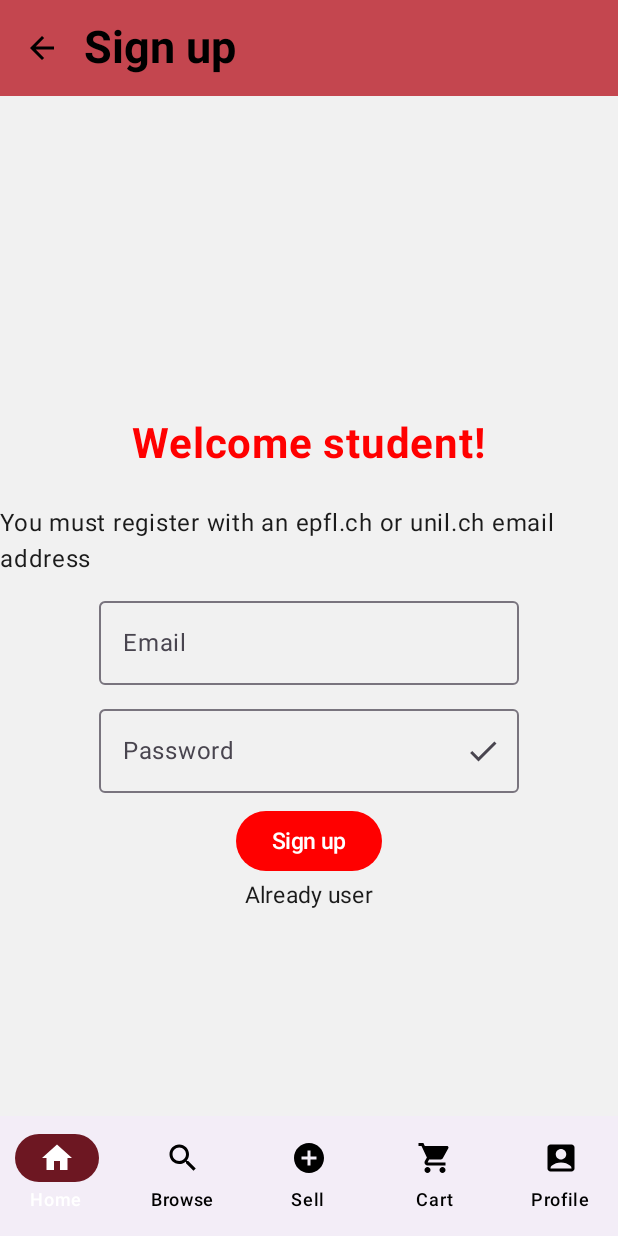
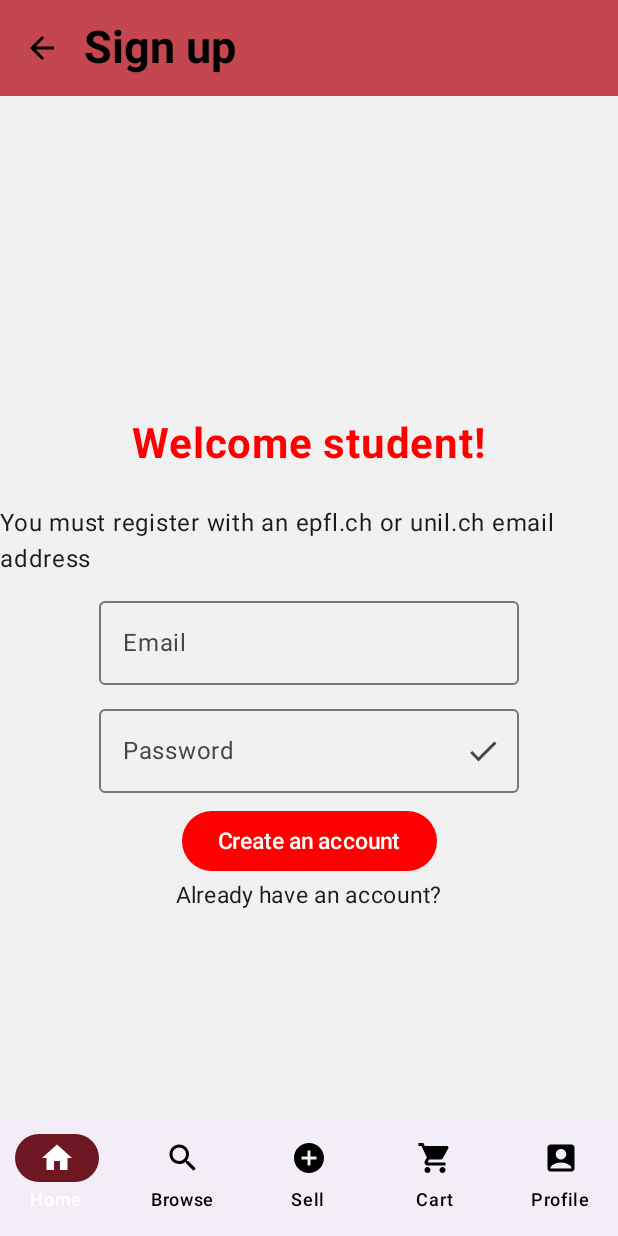
Before and after one commit to studhub-epfl/studhub-app, an Android app built with Jetpack Compose: the SignUpScreen screen opened through its navigation route, on a phone screen of 412 x 824 dp. Run offline under Robolectric (Android 15) with nearby library versions, the phone set to English and light mode, and no system bars; our stand-ins replace Dagger/Hilt's generated code, Firebase (no records; nobody signed in at launch, a user with empty details on screens opened directly).

Commit message:
Add string resources

```diff
--- a/app/src/main/java/com/studhub/app/presentation/auth/components/SignInContent.kt
+++ b/app/src/main/java/com/studhub/app/presentation/auth/components/SignInContent.kt
@@ -13,12 +13,16 @@ import androidx.compose.ui.Alignment
 import androidx.compose.ui.ExperimentalComposeUiApi
 import androidx.compose.ui.Modifier
 import androidx.compose.ui.platform.LocalSoftwareKeyboardController
+import androidx.compose.ui.res.stringResource
 import androidx.compose.ui.text.font.FontWeight
 import androidx.compose.ui.text.input.TextFieldValue
 import androidx.compose.ui.unit.dp
 import androidx.compose.ui.unit.sp
+import com.studhub.app.R
 import com.studhub.app.presentation.ui.common.input.EmailTextField
 import com.studhub.app.presentation.ui.common.input.PasswordTextField
+import com.studhub.app.presentation.ui.common.misc.Spacer
+import com.studhub.app.presentation.ui.common.text.BigLabel
 
 @Composable
 @ExperimentalComposeUiApi
@@ -43,8 +47,11 @@ fun SignInContent(
         verticalArrangement = Arrangement.Center,
         horizontalAlignment = Alignment.CenterHorizontally
     ) {
+        BigLabel(label = stringResource(id = R.string.auth_signin_welcome_message))
+
+        Spacer("large")
+
         EmailTextField(
-            label = "Email",
             email = email,
             onEmailValueChange = { newValue ->
                 email = newValue
@@ -54,7 +61,6 @@ fun SignInContent(
         Spacer(modifier = Modifier.height(8.dp))
 
         PasswordTextField(
-            label = "Password",
             password = password,
             onPasswordValueChange = { newValue ->
                 password = newValue
@@ -70,7 +76,7 @@ fun SignInContent(
             }
         ) {
             Text(
-                text = "Sign in",
+                text = stringResource(id = R.string.auth_signin_btn_submit),
                 fontSize = 15.sp
             )
         }
@@ -79,7 +85,7 @@ fun SignInContent(
                 modifier = Modifier.clickable {
                     navigateToForgotPasswordScreen()
                 },
-                text = "Forgot password",
+                text = stringResource(id = R.string.auth_signin_btn_forgot_password),
                 fontSize = 15.sp
             )
             Text(
@@ -92,7 +98,7 @@ fun SignInContent(
                 modifier = Modifier.clickable {
                     navigateToSignUpScreen()
                 },
-                text = "No account",
+                text = stringResource(id = R.string.auth_signin_btn_no_account),
                 fontSize = 15.sp
             )
         }
--- a/app/src/main/java/com/studhub/app/presentation/auth/forgot/ForgotPasswordScreen.kt
+++ b/app/src/main/java/com/studhub/app/presentation/auth/forgot/ForgotPasswordScreen.kt
@@ -5,6 +5,7 @@ import androidx.compose.material3.Scaffold
 import androidx.compose.runtime.Composable
 import androidx.compose.ui.platform.LocalContext
 import androidx.hilt.navigation.compose.hiltViewModel
+import com.studhub.app.R
 import com.studhub.app.core.utils.Utils.Companion.displayMessage
 import com.studhub.app.presentation.auth.AuthViewModel
 import com.studhub.app.presentation.auth.forgot.components.ForgotPassword
@@ -38,7 +39,7 @@ fun ForgotPasswordScreen(
     ForgotPassword(
         navigateBack = navigateBack,
         showResetPasswordMessage = {
-            displayMessage(context, "Reset password")
+            displayMessage(context, context.getString(R.string.auth_forgot_reset_password_msg_sent))
         },
         showErrorMessage = { errorMessage ->
             displayMessage(context, errorMessage)
--- a/app/src/main/java/com/studhub/app/presentation/auth/forgot/components/ForgotPasswordContent.kt
+++ b/app/src/main/java/com/studhub/app/presentation/auth/forgot/components/ForgotPasswordContent.kt
@@ -10,8 +10,10 @@ import androidx.compose.runtime.saveable.rememberSaveable
 import androidx.compose.runtime.setValue
 import androidx.compose.ui.Alignment
 import androidx.compose.ui.Modifier
+import androidx.compose.ui.res.stringResource
 import androidx.compose.ui.text.input.TextFieldValue
 import androidx.compose.ui.unit.sp
+import com.studhub.app.R
 import com.studhub.app.presentation.ui.common.input.EmailTextField
 import com.studhub.app.presentation.ui.common.misc.Spacer
 
@@ -46,7 +48,7 @@ fun ForgotPasswordContent(
             }
         ) {
             Text(
-                text = "Reset password",
+                text = stringResource(id = R.string.auth_forgot_btn_submit),
                 fontSize = 15.sp
             )
         }
--- a/app/src/main/java/com/studhub/app/presentation/auth/forgot/components/ForgotPasswordTopBar.kt
+++ b/app/src/main/java/com/studhub/app/presentation/auth/forgot/components/ForgotPasswordTopBar.kt
@@ -4,6 +4,8 @@ import androidx.compose.material.icons.Icons
 import androidx.compose.material.icons.outlined.ArrowBack
 import androidx.compose.material3.*
 import androidx.compose.runtime.Composable
+import androidx.compose.ui.res.stringResource
+import com.studhub.app.R
 
 @OptIn(ExperimentalMaterial3Api::class)
 @Composable
@@ -13,7 +15,7 @@ fun ForgotPasswordTopBar(
     TopAppBar(
         title = {
             Text(
-                text = "Forgot password"
+                text = stringResource(id = R.string.auth_forgot_title)
             )
         },
         navigationIcon = {
--- a/app/src/main/java/com/studhub/app/presentation/auth/signup/SignUpScreen.kt
+++ b/app/src/main/java/com/studhub/app/presentation/auth/signup/SignUpScreen.kt
@@ -6,6 +6,7 @@ import androidx.compose.runtime.Composable
 import androidx.compose.ui.ExperimentalComposeUiApi
 import androidx.compose.ui.platform.LocalContext
 import androidx.hilt.navigation.compose.hiltViewModel
+import com.studhub.app.R
 import com.studhub.app.core.utils.Utils.Companion.displayMessage
 import com.studhub.app.presentation.auth.AuthViewModel
 import com.studhub.app.presentation.auth.signup.components.SignUp
@@ -43,7 +44,7 @@ fun SignUpScreen(
             viewModel.sendEmailVerification()
         },
         showVerifyEmailMessage = {
-            displayMessage(context, "Verify email please")
+            displayMessage(context, context.getString(R.string.auth_signup_verification_email_sent))
         },
         showErrorMessage = { message ->
             displayMessage(context, message) }
--- a/app/src/main/java/com/studhub/app/presentation/auth/signup/components/SignUpContent.kt
+++ b/app/src/main/java/com/studhub/app/presentation/auth/signup/components/SignUpContent.kt
@@ -13,8 +13,10 @@ import androidx.compose.ui.Alignment
 import androidx.compose.ui.ExperimentalComposeUiApi
 import androidx.compose.ui.Modifier
 import androidx.compose.ui.platform.LocalSoftwareKeyboardController
+import androidx.compose.ui.res.stringResource
 import androidx.compose.ui.text.input.TextFieldValue
 import androidx.compose.ui.unit.sp
+import com.studhub.app.R
 import com.studhub.app.presentation.ui.common.input.EmailTextField
 import com.studhub.app.presentation.ui.common.input.PasswordTextField
 import com.studhub.app.presentation.ui.common.misc.Spacer
@@ -42,12 +44,12 @@ fun SignUpContent(
         verticalArrangement = Arrangement.Center,
         horizontalAlignment = Alignment.CenterHorizontally
     ) {
-        BigLabel(label = "Welcome student!")
+        BigLabel(label = stringResource(id = R.string.auth_signup_info_title))
 
         Spacer("large")
 
         Text(
-            text = "You must register with an epfl.ch or unil.ch email address"
+            text = stringResource(id = R.string.auth_signup_info_description)
         )
 
         Spacer("small")
@@ -77,7 +79,7 @@ fun SignUpContent(
             }
         ) {
             Text(
-                text = "Sign up",
+                text = stringResource(id = R.string.auth_signup_btn_submit),
                 fontSize = 15.sp
             )
         }
@@ -86,7 +88,7 @@ fun SignUpContent(
             modifier = Modifier.clickable {
                 navigateBack()
             },
-            text = "Already user",
+            text = stringResource(id = R.string.auth_signup_already_have_account),
             fontSize = 15.sp
         )
     }
--- a/app/src/main/java/com/studhub/app/presentation/auth/signup/components/SignUpTopBar.kt
+++ b/app/src/main/java/com/studhub/app/presentation/auth/signup/components/SignUpTopBar.kt
@@ -4,6 +4,8 @@ import androidx.compose.material.icons.Icons
 import androidx.compose.material.icons.outlined.ArrowBack
 import androidx.compose.material3.*
 import androidx.compose.runtime.Composable
+import androidx.compose.ui.res.stringResource
+import com.studhub.app.R
 
 @OptIn(ExperimentalMaterial3Api::class)
 @Composable
@@ -13,7 +15,7 @@ fun SignUpTopBar(
     TopAppBar(
         title = {
             Text(
-                text = "Sign up"
+                text = stringResource(id = R.string.auth_signup_title)
             )
         },
         navigationIcon = {
--- a/app/src/main/java/com/studhub/app/presentation/auth/verify/components/VerifyEmailContent.kt
+++ b/app/src/main/java/com/studhub/app/presentation/auth/verify/components/VerifyEmailContent.kt
@@ -6,9 +6,11 @@ import androidx.compose.material3.Text
 import androidx.compose.runtime.Composable
 import androidx.compose.ui.Alignment
 import androidx.compose.ui.Modifier
+import androidx.compose.ui.res.stringResource
 import androidx.compose.ui.text.style.TextDecoration
 import androidx.compose.ui.unit.dp
 import androidx.compose.ui.unit.sp
+import com.studhub.app.R
 import com.studhub.app.presentation.ui.common.misc.Spacer
 
 @Composable
@@ -28,7 +30,7 @@ fun VerifyEmailContent(
             modifier = Modifier.clickable {
                 reloadUser()
             },
-            text = "Already verified",
+            text = stringResource(id = R.string.auth_verify_btn_verified),
             fontSize = 16.sp,
             textDecoration = TextDecoration.Underline
         )
@@ -36,7 +38,7 @@ fun VerifyEmailContent(
         Spacer("small")
 
         Text(
-            text = "Check your spam",
+            text = stringResource(id = R.string.auth_verify_check_spam),
             fontSize = 15.sp
         )
     }
--- a/app/src/main/res/values/strings_auth.xml
+++ b/app/src/main/res/values/strings_auth.xml
@@ -1,4 +1,22 @@
 <?xml version="1.0" encoding="utf-8"?>
 <resources>
     <string name="auth_title">Authentication</string>
+    <string name="auth_signin_welcome_message">Welcome! =)</string>
+    <string name="auth_signin_btn_submit">Sign in</string>
+    <string name="auth_signin_btn_forgot_password">Forgot password</string>
+    <string name="auth_signin_btn_no_account">No account</string>
+    <string name="auth_forgot_title">Forgot password</string>
+    <string name="auth_forgot_reset_password_msg_sent">A link to reset your password has been sent to your inbox.</string>
+    <string name="auth_forgot_btn_submit">Reset password</string>
+    <string name="auth_signup_title">Sign up</string>
+    <string name="auth_signup_info_title">Welcome student!</string>
+    <string name="auth_signup_info_description">You must register with an epfl.ch or unil.ch email address</string>
+    <string name="auth_signup_btn_submit">Create an account</string>
+    <string name="auth_signup_already_have_account">Already have an account?</string>
+    <string name="auth_signup_verification_email_sent">We\'ve sent you an email to verify your email address</string>
+    <string name="auth_verify_title">Email verification</string>
+    <string name="auth_verify_check_spam">If you don\'t see anything, please check your spam</string>
+    <string name="auth_verify_btn_verified">Verified? Click here</string>
+    <string name="auth_verify_btn_sign_out">Wrong account? Sign out</string>
+    <string name="auth_verify_email_not_verified_error">We\'re sorry but it looks like your email address is still not verified</string>
 </resources>
```
Also changed, not shown: app/src/main/java/com/studhub/app/presentation/auth/verify/VerifyEmailScreen.kt (+6 -3 lines).
